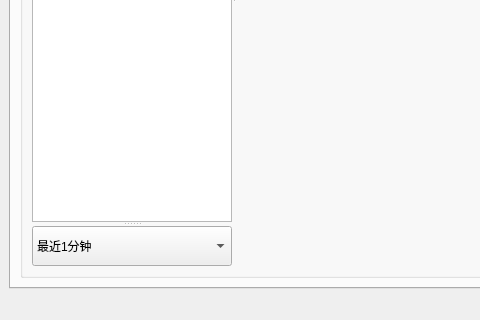
First picture: the form in Raspi/FastPlanting/UI_MainWindow.ui, repository Unique-Workspace/Fast_Planting_System, before the edit; both pictures show x 0 to 480 and y 378 to 698 of the 914 by 698 pixel window.
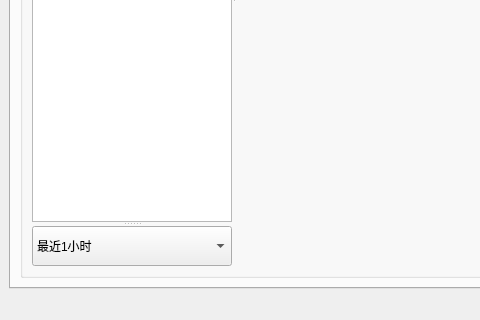
Second picture: the form after the edit. The open tabs and pages were chosen to show the change. Custom widgets are drawn as their Qt base class.

What changed in the file:
```diff
--- a/Raspi/FastPlanting/UI_MainWindow.ui
+++ b/Raspi/FastPlanting/UI_MainWindow.ui
@@ -251,16 +251,6 @@
                  <height>40</height>
                 </size>
                </property>
-               <item>
-                <property name="text">
-                 <string>最近1分钟</string>
-                </property>
-               </item>
-               <item>
-                <property name="text">
-                 <string>最近30分钟</string>
-                </property>
-               </item>
                <item>
                 <property name="text">
                  <string>最近1小时</string>
```
Left out of the diff: 20 changed lines with no effect on the pictures.
